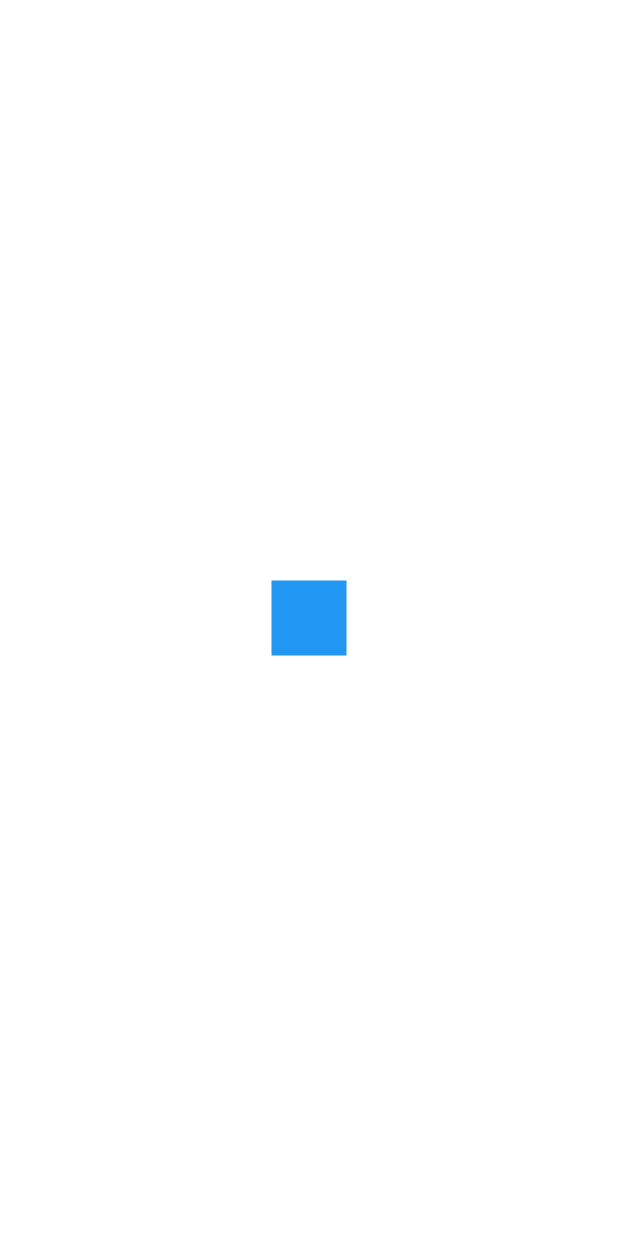
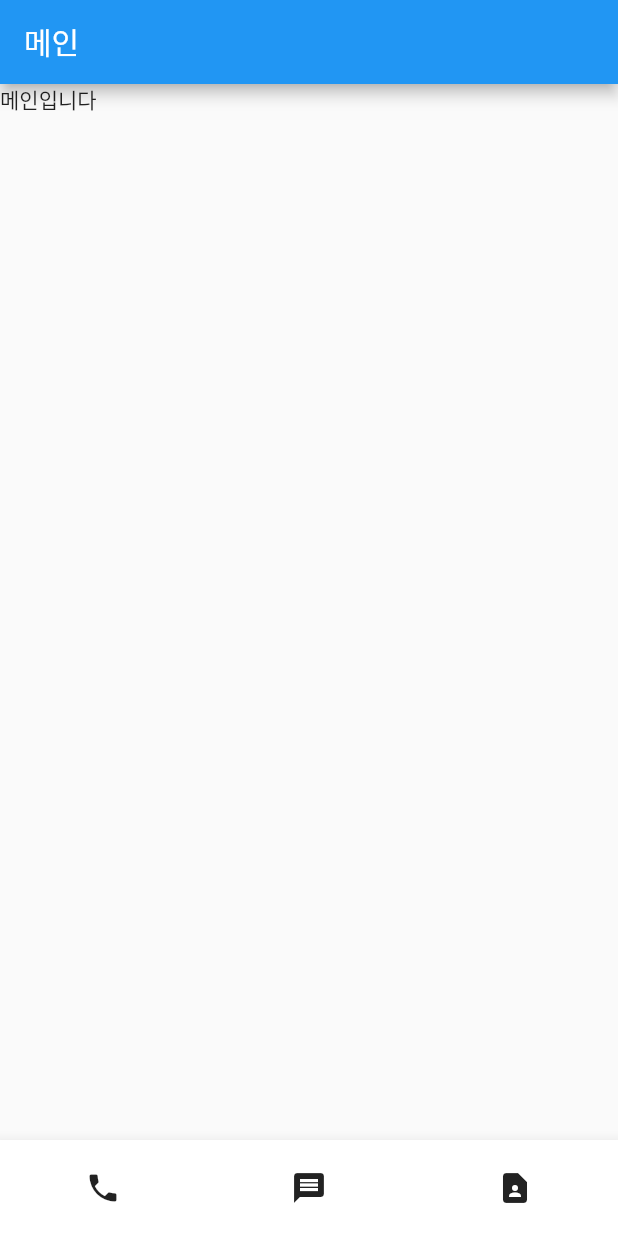
Before and after one commit to HAEJINN/flutter_study, a Flutter app: the screen it shows after launch, on a phone screen of 412 x 824 dp. Run offline on Flutter 3.47's test engine with Material 2 defaults, Android fonts, the phone set to English and light mode, and no system bars.

Commit message:
Scaffold 기본 구조 정리

```diff
--- a/contact/analysis_options.yaml
+++ b/contact/analysis_options.yaml
@@ -26,6 +26,8 @@ linter:
     avoid_print: false
     prefer_typing_uninitialized_variables: false
     prefer_const_constructors_in_immutables: false
+    prefer_const_literals_to_create_immutables: false
+    sized_box_for_whitespace: false
     # avoid_print: false  # Uncomment to disable the `avoid_print` rule
     # prefer_single_quotes: true  # Uncomment to enable the `prefer_single_quotes` rule
 # Additional information about this file can be found at
--- a/contact/lib/main.dart
+++ b/contact/lib/main.dart
@@ -10,12 +10,25 @@ class MyApp extends StatelessWidget {
   @override
   Widget build(BuildContext context) {
     return MaterialApp(
-      // home: Image.asset("../assets/finn.png"),
-      home: Center(
-        child: Container(
-          width: 50,
-          height: 50,
-          color: Colors.blue,
+      debugShowCheckedModeBanner: false,
+      // Scaffold를 통해 상중하로 레이아웃을 나눌 수 있다
+      home: Scaffold(
+        appBar: AppBar(
+          title: Text("메인"),
+        ),
+        body: Text("메인입니다"),
+        bottomNavigationBar: BottomAppBar(
+          child: Container(
+            padding: EdgeInsets.only(top: 20, bottom: 20),
+            child: Row(
+              mainAxisAlignment: MainAxisAlignment.spaceAround,
+              children: [
+                Icon(Icons.phone),
+                Icon(Icons.message),
+                Icon(Icons.contact_page),
+              ],
+            ),
+          ),
         ),
       ),
     );
```
